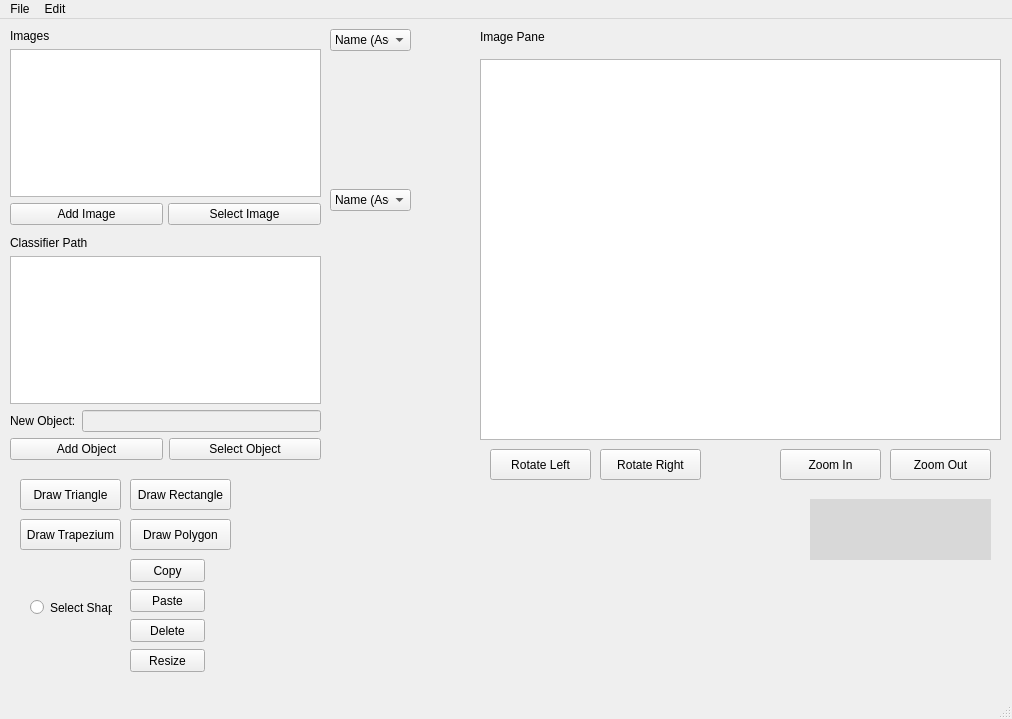
First picture: the form in SDIProject-master/QTPracticeNew/mainwindow.ui, repository BRees2451/SDIProject, before the edit.
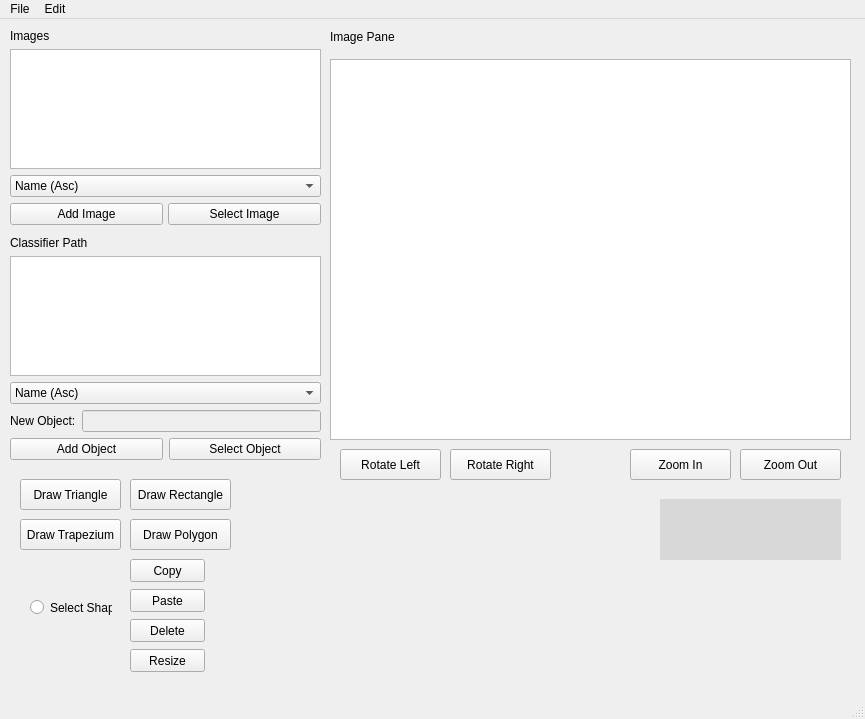
Second picture: the form after the edit. Custom widgets are drawn as their Qt base class.

Commit message: Image no longer opens when added to pane

```diff
--- a/SDIProject-master/QTPracticeNew/mainwindow.ui
+++ b/SDIProject-master/QTPracticeNew/mainwindow.ui
@@ -6,7 +6,7 @@
    <rect>
     <x>0</x>
     <y>0</y>
-    <width>1012</width>
+    <width>865</width>
     <height>719</height>
    </rect>
   </property>
@@ -17,7 +17,7 @@
    <widget class="matDisplay" name="graphicsView">
     <property name="geometry">
      <rect>
-      <x>480</x>
+      <x>330</x>
       <y>40</y>
       <width>521</width>
       <height>381</height>
@@ -27,7 +27,7 @@
    <widget class="QPushButton" name="ZoomInButton">
     <property name="geometry">
      <rect>
-      <x>780</x>
+      <x>630</x>
       <y>430</y>
       <width>101</width>
       <height>31</height>
@@ -40,7 +40,7 @@
    <widget class="QPushButton" name="ZoomOutButton">
     <property name="geometry">
      <rect>
-      <x>890</x>
+      <x>740</x>
       <y>430</y>
       <width>101</width>
       <height>31</height>
@@ -105,7 +105,7 @@
    <widget class="QLabel" name="label_3">
     <property name="geometry">
      <rect>
-      <x>480</x>
+      <x>330</x>
       <y>10</y>
       <width>111</width>
       <height>16</height>
@@ -118,7 +118,7 @@
    <widget class="QPushButton" name="RotateLButton">
     <property name="geometry">
      <rect>
-      <x>490</x>
+      <x>340</x>
       <y>430</y>
       <width>101</width>
       <height>31</height>
@@ -131,7 +131,7 @@
    <widget class="QPushButton" name="RotateRButton">
     <property name="geometry">
      <rect>
-      <x>600</x>
+      <x>450</x>
       <y>430</y>
       <width>101</width>
       <height>31</height>
@@ -161,6 +161,30 @@
      <item>
       <widget class="QListWidget" name="ImagesWindow"/>
      </item>
+     <item>
+      <widget class="QComboBox" name="sortImageBy">
+       <item>
+        <property name="text">
+         <string>Name (Asc)</string>
+        </property>
+       </item>
+       <item>
+        <property name="text">
+         <string>Name (Desc)</string>
+        </property>
+       </item>
+       <item>
+        <property name="text">
+         <string>Date (Asc)</string>
+        </property>
+       </item>
+       <item>
+        <property name="text">
+         <string>Date (Desc)</string>
+        </property>
+       </item>
+      </widget>
+     </item>
      <item>
       <layout class="QHBoxLayout" name="horizontalLayout">
        <property name="spacing">
@@ -195,6 +219,20 @@
      <item>
       <widget class="QListWidget" name="ClassWindow"/>
      </item>
+     <item>
+      <widget class="QComboBox" name="sortClassBy">
+       <item>
+        <property name="text">
+         <string>Name (Asc)</string>
+        </property>
+       </item>
+       <item>
+        <property name="text">
+         <string>Name (Desc)</string>
+        </property>
+       </item>
+      </widget>
+     </item>
      <item>
       <layout class="QHBoxLayout" name="newClassLayout">
        <item>
@@ -239,7 +277,7 @@
    <widget class="QLabel" name="mouse_position_label">
     <property name="geometry">
      <rect>
-      <x>810</x>
+      <x>660</x>
       <y>480</y>
       <width>181</width>
       <height>61</height>
@@ -252,56 +290,6 @@
      <string/>
     </property>
    </widget>
-   <widget class="QComboBox" name="sortImageBy">
-    <property name="geometry">
-     <rect>
-      <x>330</x>
-      <y>10</y>
-      <width>81</width>
-      <height>22</height>
-     </rect>
-    </property>
-    <item>
-     <property name="text">
-      <string>Name (Asc)</string>
-     </property>
-    </item>
-    <item>
-     <property name="text">
-      <string>Name (Desc)</string>
-     </property>
-    </item>
-    <item>
-     <property name="text">
-      <string>Date (Asc)</string>
-     </property>
-    </item>
-    <item>
-     <property name="text">
-      <string>Date (Desc)</string>
-     </property>
-    </item>
-   </widget>
-   <widget class="QComboBox" name="sortClassBy">
-    <property name="geometry">
-     <rect>
-      <x>330</x>
-      <y>170</y>
-      <width>81</width>
-      <height>22</height>
-     </rect>
-    </property>
-    <item>
-     <property name="text">
-      <string>Name (Asc)</string>
-     </property>
-    </item>
-    <item>
-     <property name="text">
-      <string>Name (Desc)</string>
-     </property>
-    </item>
-   </widget>
    <widget class="QRadioButton" name="radioButton">
     <property name="geometry">
      <rect>
@@ -373,7 +361,7 @@
     <rect>
      <x>0</x>
      <y>0</y>
-     <width>1012</width>
+     <width>865</width>
      <height>21</height>
     </rect>
    </property>
```
The commit also changes 18 other files.
